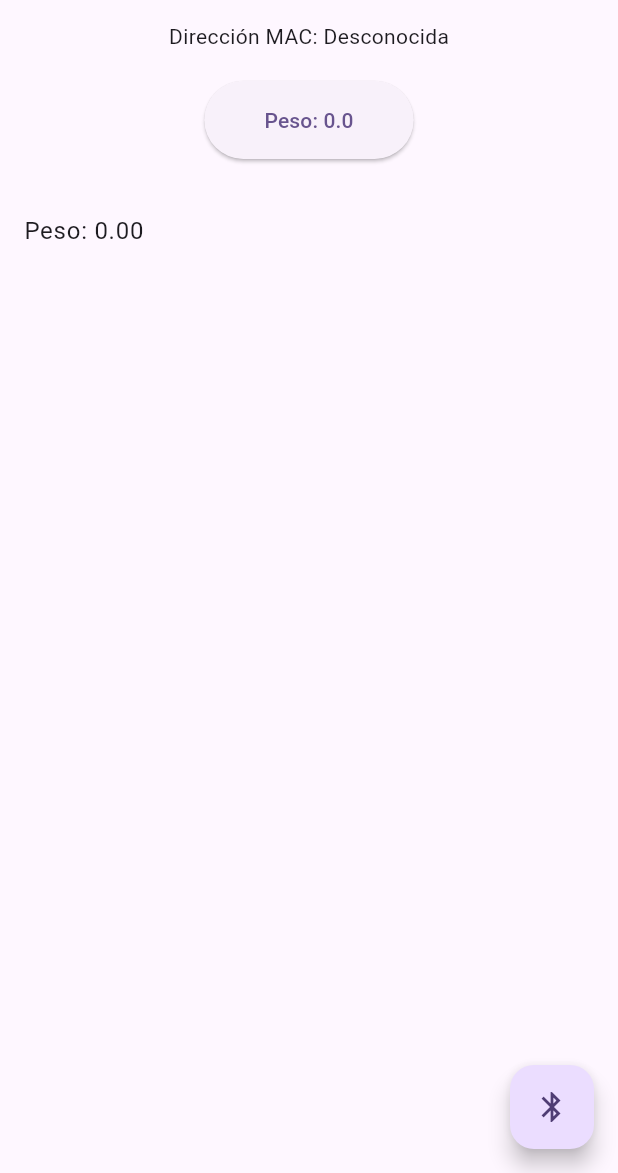
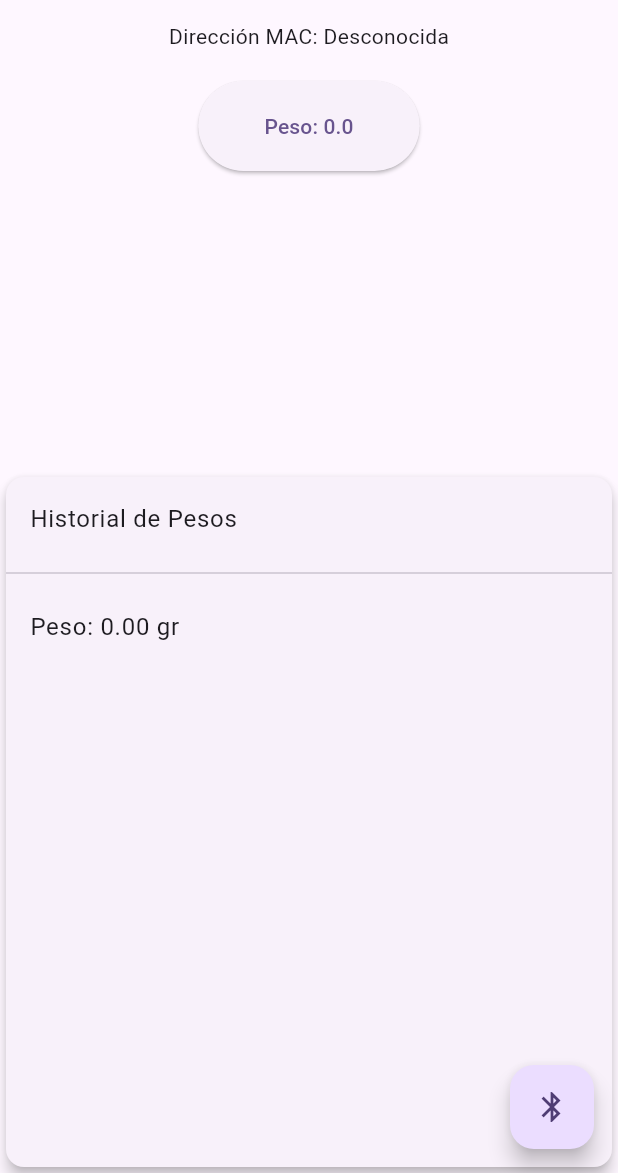
Before and after one commit to morangullit/flutter_connec_bluetooth, a Flutter app: the screen it shows after launch, after a tap on an icon or button, on a phone screen of 412 x 824 dp, the part 63-1236 px from its top. Run offline on Flutter 3.47's test engine with Material 2 defaults, Android fonts, the phone set to English and light mode, and no system bars; our stand-ins replace flutter_bluetooth_serial.

Commit message:
Espacios en boton y la lista

```diff
--- a/lib/home_page.dart
+++ b/lib/home_page.dart
@@ -4,7 +4,7 @@ import 'package:provider/provider.dart';
 import 'bluetooth_weight_notifier.dart';
 
 class HomePage extends StatelessWidget {
-  const HomePage({Key? key});
+  const HomePage({super.key});
 
   @override
   Widget build(BuildContext context) {
@@ -23,7 +23,7 @@ class HomePage extends StatelessWidget {
                     if (bluetoothNotifier.isConnected)
                       Text('Conectado a: ${bluetoothNotifier.connectedDeviceName ?? "Dispositivo desconocido"}'),
                       if (bluetoothNotifier.isConnecting)
-                      Text('Conectando al dispositivo...'),
+                      const Text('Conectando al dispositivo...'),
                     Text('Dirección MAC: ${bluetoothNotifier.connectedDeviceAddress ?? "Desconocida"}'),
                   ],
                 );
@@ -31,8 +31,8 @@ class HomePage extends StatelessWidget {
             ),
             const SizedBox(height: 20),
             const WeightDisplay(),
-            const SizedBox(height: 20),
-            Expanded(
+            const SizedBox(height: 200),
+            const Expanded(
               child: WeightHistoryList(), // Permitir hacer scroll en el historial de pesos.
             ),
           ],
@@ -117,7 +117,7 @@ class HomePage extends StatelessWidget {
 }
 
 class WeightDisplay extends StatelessWidget {
-  const WeightDisplay({Key? key});
+  const WeightDisplay({super.key});
 
   @override
   Widget build(BuildContext context) {
@@ -130,7 +130,7 @@ class WeightDisplay extends StatelessWidget {
             bluetoothNotifier.captureWeight(weight);
           },
           child: Container(
-            padding: const EdgeInsets.all(16.0),
+            padding: const EdgeInsets.all(20.0),
             child: Text('Peso: $weight'),
           ),
         );
@@ -140,20 +140,41 @@ class WeightDisplay extends StatelessWidget {
 }
 
 class WeightHistoryList extends StatelessWidget {
-  const WeightHistoryList({Key? key});
+  const WeightHistoryList({super.key});
 
   @override
   Widget build(BuildContext context) {
     return Consumer<BluetoothWeightNotifier>(
       builder: (context, bluetoothNotifier, child) {
-        List<double> weightHistory = bluetoothNotifier.weightHistory;
-        return ListView.builder(
-          itemCount: weightHistory.length,
-          itemBuilder: (context, index) {
-            return ListTile(
-              title: Text('Peso: ${weightHistory[index].toStringAsFixed(2)}'), // Mostrar dos decimales.
-            );
-          },
+        List<double> weightHistory = bluetoothNotifier.weightHistory.reversed.toList();
+        return Card(
+          elevation: 4.0,
+          child: Column(
+            children: <Widget>[
+              const ListTile(
+                title: Text('Historial de Pesos'),
+              ),
+              const Divider(),
+              Expanded(
+                child: ListView.builder(
+                  reverse: false,
+                  itemCount: weightHistory.length,
+                  itemBuilder: (context, index) {
+                    final weight = weightHistory[index];
+                    String weightText;
+                    if(weight < 1){
+                      weightText = 'Peso: ${weight.toStringAsFixed(2)} gr';
+                    } else {
+                      weightText = 'Peso: ${weight.toStringAsFixed(2)} kg';
+                    }
+                    return ListTile(
+                      title: Text(weightText),
+                    );
+                  },
+                ),
+              ),
+            ],
+          ),
         );
       },
     );
--- a/lib/main.dart
+++ b/lib/main.dart
@@ -9,6 +9,7 @@ class MyApp extends StatelessWidget {
   @override
   Widget build(BuildContext context) {
     return MaterialApp(
+      debugShowCheckedModeBanner: false,
       title: 'Bluetooth Weight Reader',
       theme: ThemeData(
         colorScheme: ColorScheme.fromSeed(seedColor: Colors.deepPurple),
```
